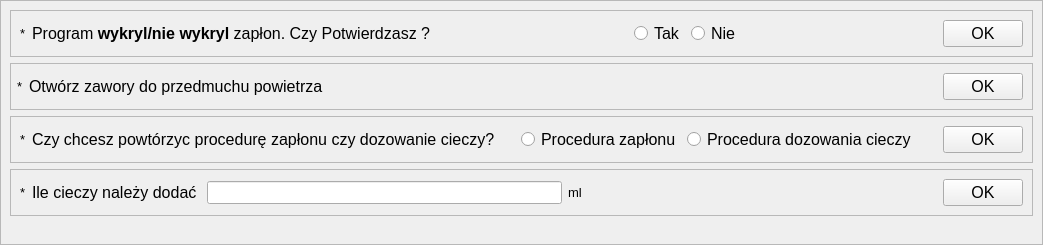
This is app/nowytest_7.ui in wiacekmarcin/StanowiskoChemiczne as Qt 5 draws it before an edit. The edited form follows.
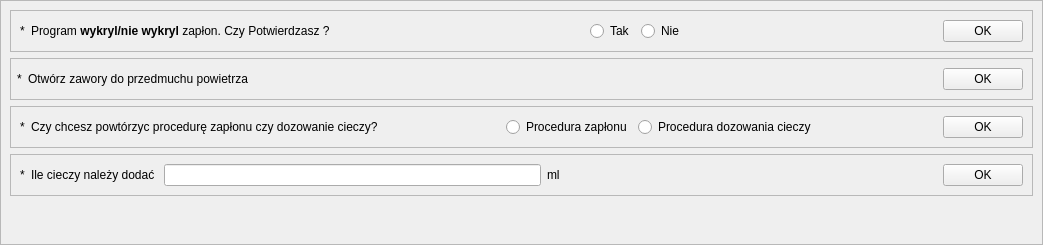
This is the edited form. Custom widgets are drawn as their Qt base class.

Diff of the .ui file:
```diff
--- a/app/nowytest_7.ui
+++ b/app/nowytest_7.ui
@@ -10,11 +10,6 @@
     <height>245</height>
    </rect>
   </property>
-  <property name="font">
-   <font>
-    <pointsize>12</pointsize>
-   </font>
-  </property>
   <property name="title" stdset="0">
    <string>Weryfikacja zapłonu</string>
   </property>
@@ -42,11 +37,6 @@
    </property>
    <item>
     <widget class="QFrame" name="frame_all">
-     <property name="font">
-      <font>
-       <pointsize>10</pointsize>
-      </font>
-     </property>
      <property name="frameShape">
       <enum>QFrame::StyledPanel</enum>
      </property>
@@ -72,11 +62,6 @@
          </item>
          <item>
           <widget class="QLabel" name="text_1">
-           <property name="font">
-            <font>
-             <pointsize>12</pointsize>
-            </font>
-           </property>
            <property name="text">
             <string>&lt;html&gt;&lt;head/&gt;&lt;body&gt;&lt;p&gt;Program &lt;span style=&quot; font-weight:700;&quot;&gt;wykryl/nie wykryl&lt;/span&gt; zapłon. Czy Potwierdzasz ?&lt;/p&gt;&lt;/body&gt;&lt;/html&gt;</string>
            </property>
@@ -100,11 +85,6 @@
          </item>
          <item>
           <widget class="QRadioButton" name="rb1_yes">
-           <property name="font">
-            <font>
-             <pointsize>12</pointsize>
-            </font>
-           </property>
            <property name="text">
             <string>Tak</string>
            </property>
@@ -112,11 +92,6 @@
          </item>
          <item>
           <widget class="QRadioButton" name="rb1_no">
-           <property name="font">
-            <font>
-             <pointsize>12</pointsize>
-            </font>
-           </property>
            <property name="text">
             <string>Nie</string>
            </property>
@@ -137,11 +112,6 @@
          </item>
          <item>
           <widget class="QPushButton" name="pbOK_1">
-           <property name="font">
-            <font>
-             <pointsize>12</pointsize>
-            </font>
-           </property>
            <property name="text">
             <string>OK</string>
            </property>
@@ -171,11 +141,6 @@
          </item>
          <item>
           <widget class="QLabel" name="txt_2">
-           <property name="font">
-            <font>
-             <pointsize>12</pointsize>
-            </font>
-           </property>
            <property name="text">
             <string>Otwórz zawory do przedmuchu powietrza</string>
            </property>
@@ -196,11 +161,6 @@
          </item>
          <item>
           <widget class="QPushButton" name="pbOK_2">
-           <property name="font">
-            <font>
-             <pointsize>12</pointsize>
-            </font>
-           </property>
            <property name="text">
             <string>OK</string>
            </property>
@@ -227,11 +187,6 @@
          </item>
          <item>
           <widget class="QLabel" name="text_3">
-           <property name="font">
-            <font>
-             <pointsize>12</pointsize>
-            </font>
-           </property>
            <property name="text">
             <string>Czy chcesz powtórzyc procedurę zapłonu czy dozowanie cieczy?</string>
            </property>
@@ -252,11 +207,6 @@
          </item>
          <item>
           <widget class="QRadioButton" name="rb3_zaplon">
-           <property name="font">
-            <font>
-             <pointsize>12</pointsize>
-            </font>
-           </property>
            <property name="text">
             <string>Procedura zapłonu</string>
            </property>
@@ -264,11 +214,6 @@
          </item>
          <item>
           <widget class="QRadioButton" name="rb3_ciecz">
-           <property name="font">
-            <font>
-             <pointsize>12</pointsize>
-            </font>
-           </property>
            <property name="text">
             <string>Procedura dozowania cieczy</string>
            </property>
@@ -289,11 +234,6 @@
          </item>
          <item>
           <widget class="QPushButton" name="pbOK_3">
-           <property name="font">
-            <font>
-             <pointsize>12</pointsize>
-            </font>
-           </property>
            <property name="text">
             <string>OK</string>
            </property>
@@ -320,11 +260,6 @@
          </item>
          <item>
           <widget class="QLabel" name="label_2">
-           <property name="font">
-            <font>
-             <pointsize>12</pointsize>
-            </font>
-           </property>
            <property name="text">
             <string>Ile cieczy należy dodać </string>
            </property>
@@ -355,11 +290,6 @@
          </item>
          <item>
           <widget class="QPushButton" name="pbOk_4">
-           <property name="font">
-            <font>
-             <pointsize>12</pointsize>
-            </font>
-           </property>
            <property name="text">
             <string>OK</string>
            </property>
```
